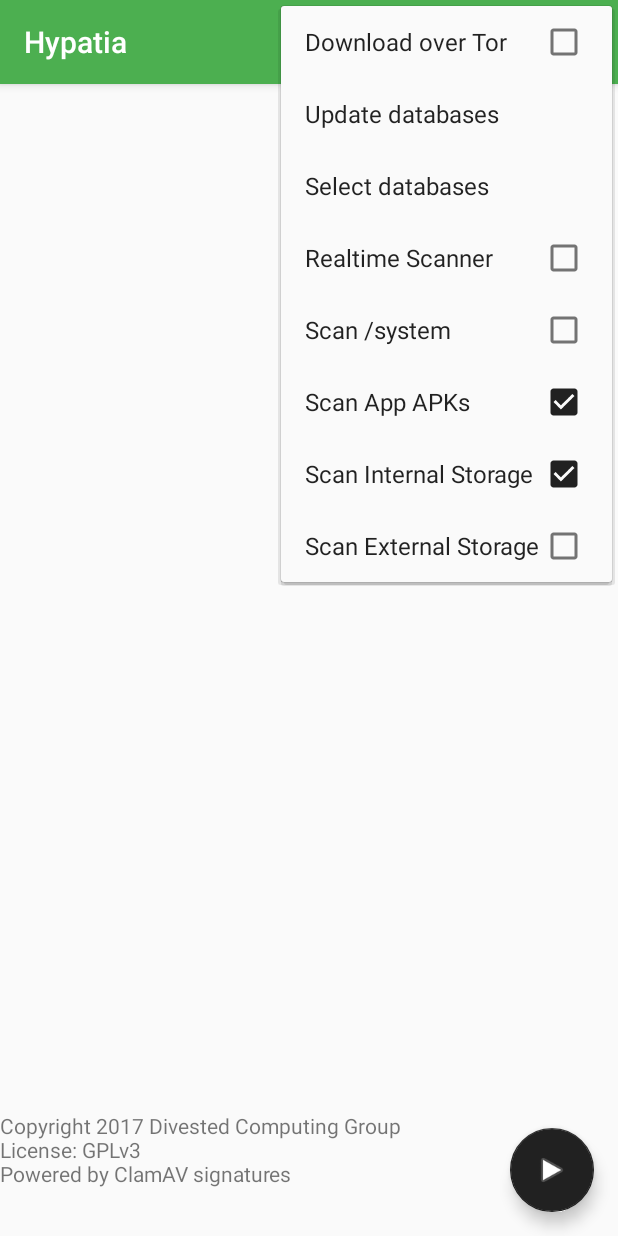
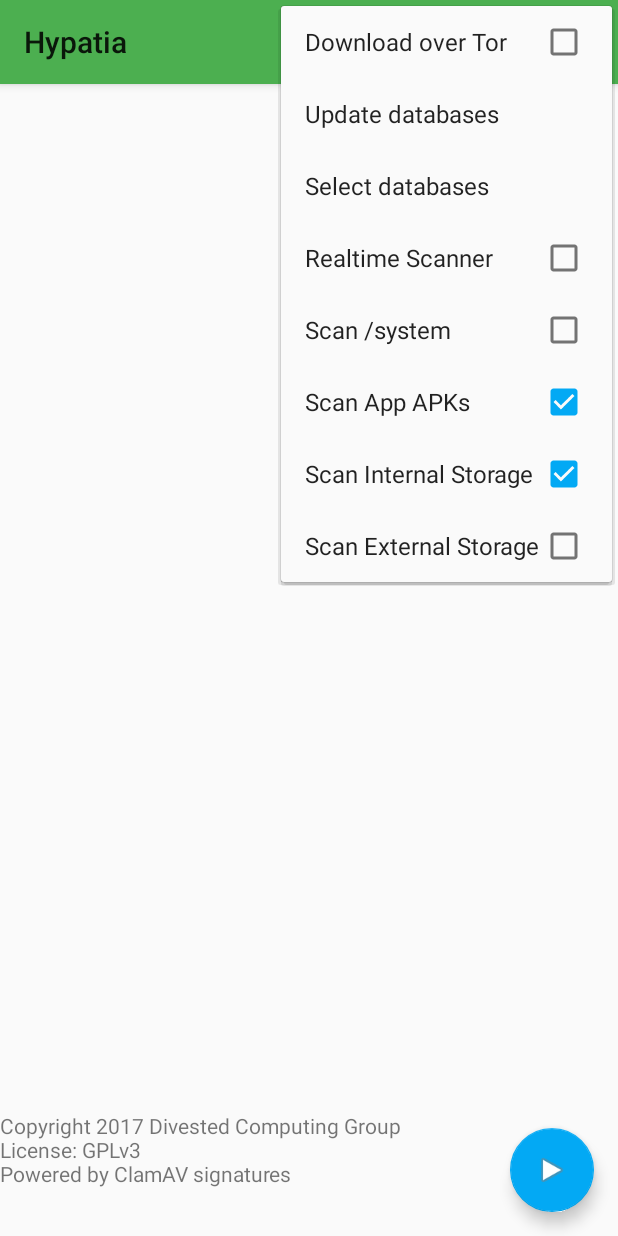
Before and after one commit to Divested-Mobile/Hypatia, an Android app: the screen it shows after launch (MainActivity), with the options menu open, on a phone screen of 412 x 824 dp. Run offline under Robolectric (Android 15) with nearby library versions, the phone set to English and light mode, and no system bars.

Commit message:
Night mode support

```diff
--- a/app/build.gradle
+++ b/app/build.gradle
@@ -6,7 +6,7 @@ android {
         applicationId "us.spotco.malwarescanner"
         minSdkVersion 16
         targetSdkVersion 29
-        versionCode 40
+        versionCode 41
         versionName "2.9"
         resConfigs "en"
     }
--- a/app/src/main/java/us/spotco/malwarescanner/MainActivity.java
+++ b/app/src/main/java/us/spotco/malwarescanner/MainActivity.java
@@ -30,6 +30,8 @@ import android.os.AsyncTask;
 import android.os.Bundle;
 import android.os.Environment;
 import com.google.android.material.floatingactionbutton.FloatingActionButton;
+
+import androidx.appcompat.app.AppCompatDelegate;
 import androidx.core.app.ActivityCompat;
 import androidx.core.content.ContextCompat;
 import androidx.appcompat.app.AppCompatActivity;
@@ -63,6 +65,7 @@ public class MainActivity extends AppCompatActivity {
     @Override
     protected final void onCreate(Bundle savedInstanceState) {
         super.onCreate(savedInstanceState);
+        AppCompatDelegate.setDefaultNightMode(AppCompatDelegate.MODE_NIGHT_FOLLOW_SYSTEM);
         setContentView(R.layout.activity_main);
         Toolbar toolbar = findViewById(R.id.toolbar);
         setSupportActionBar(toolbar);
--- a/app/src/main/res/values/colors.xml
+++ b/app/src/main/res/values/colors.xml
@@ -1,6 +1,5 @@
 <?xml version="1.0" encoding="utf-8"?>
 <resources>
     <color name="colorPrimary">#4CAF50</color>
-    <color name="colorPrimaryDark">#212121</color>
-    <color name="colorAccent">#212121</color>
+    <color name="light_blue">#03a9f4</color>
 </resources>
--- a/app/src/main/res/values/styles.xml
+++ b/app/src/main/res/values/styles.xml
@@ -1,11 +1,11 @@
 <resources>
 
     <!-- Base application theme. -->
-    <style name="AppTheme" parent="Theme.AppCompat.Light.DarkActionBar">
+    <style name="AppTheme" parent="Theme.AppCompat.DayNight.DarkActionBar">
         <!-- Customize your theme here. -->
         <item name="colorPrimary">@color/colorPrimary</item>
-        <item name="colorPrimaryDark">@color/colorPrimaryDark</item>
-        <item name="colorAccent">@color/colorAccent</item>
+        <item name="colorPrimaryDark">@color/colorPrimary</item>
+        <item name="colorAccent">@color/light_blue</item>
     </style>
 
     <style name="AppTheme.NoActionBar">
@@ -13,8 +13,8 @@
         <item name="windowNoTitle">true</item>
     </style>
 
-    <style name="AppTheme.AppBarOverlay" parent="ThemeOverlay.AppCompat.Dark.ActionBar" />
+    <style name="AppTheme.AppBarOverlay" parent="ThemeOverlay.AppCompat.DayNight.ActionBar" />
 
-    <style name="AppTheme.PopupOverlay" parent="ThemeOverlay.AppCompat.Light" />
+    <style name="AppTheme.PopupOverlay" parent="ThemeOverlay.AppCompat.DayNight" />
 
 </resources>
```
